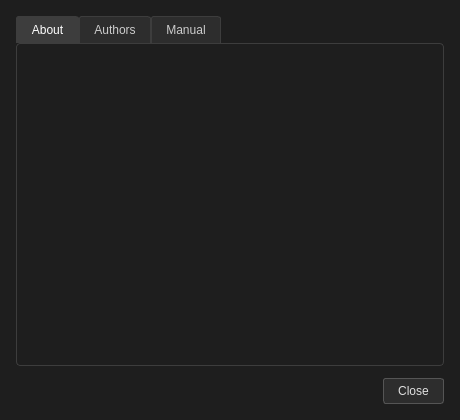
First picture: the form in widgets/aboutdialog/aboutdialog.ui, repository ShadobaDev/Platemaker-qt, before the edit.
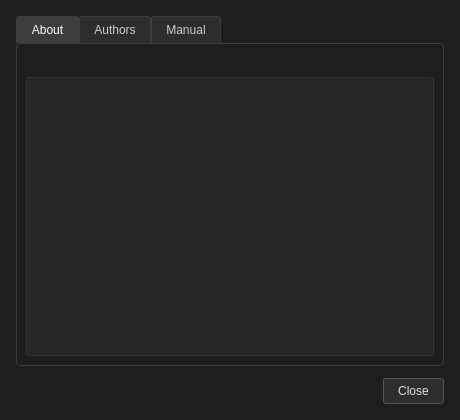
Second picture: the form after the edit.

Commit message: feat(batch-rendering): implement batch rendering for all projects (F6), improve about dialog

Diff of the .ui file:
```diff
--- a/widgets/aboutdialog/aboutdialog.ui
+++ b/widgets/aboutdialog/aboutdialog.ui
@@ -101,19 +101,7 @@
         </widget>
        </item>
        <item>
-        <widget class="QLabel" name="labelAbout">
-         <property name="text">
-          <string/>
-         </property>
-         <property name="textFormat">
-          <enum>Qt::TextFormat::RichText</enum>
-         </property>
-         <property name="alignment">
-          <set>Qt::AlignmentFlag::AlignHCenter|Qt::AlignmentFlag::AlignTop</set>
-         </property>
-         <property name="wordWrap">
-          <bool>true</bool>
-         </property>
+        <widget class="QTextBrowser" name="textAbout">
          <property name="openExternalLinks">
           <bool>true</bool>
          </property>
@@ -122,19 +110,6 @@
          </property>
         </widget>
        </item>
-       <item>
-        <spacer name="spacerAbout">
-         <property name="orientation">
-          <enum>Qt::Orientation::Vertical</enum>
-         </property>
-         <property name="sizeHint" stdset="0">
-          <size>
-           <width>20</width>
-           <height>20</height>
-          </size>
-         </property>
-        </spacer>
-       </item>
       </layout>
      </widget>
      <widget class="QWidget" name="tabAuthors">
```
Left out of the diff: 3 changed lines with no effect on the pictures. The commit also changes 10 other files.
